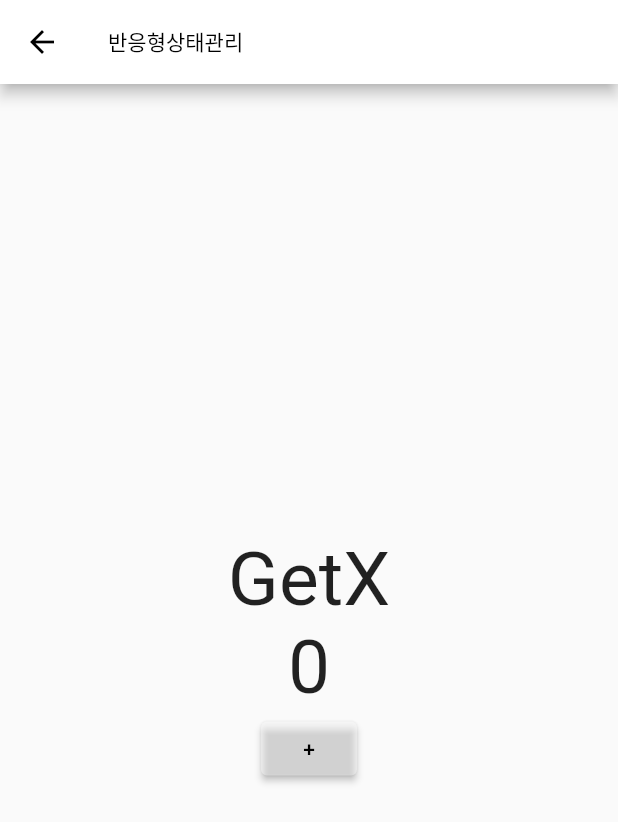
After one commit to hodu-angel/flutter, a Flutter app: the screen it shows after launch, after a tap on "반응형상태관리", on a phone screen of 412 x 824 dp. The commit adds this screen. Shown: the top 822 px of the screen. Run offline on Flutter 3.47's test engine with Material 2 defaults, Android fonts, the phone set to English and light mode, and no system bars; our stand-ins replace cached_network_image, carousel_slider, cloud_firestore, expandable_text, firebase_auth, firebase_core and 6 more; missing offline and left inert: photo_manager; accounts and stored records are empty.

Commit message:
reativeStateManage add

```diff
--- a/getx_example/lib/home.dart
+++ b/getx_example/lib/home.dart
@@ -1,6 +1,7 @@
 import 'package:flutter/material.dart';
 import 'package:get/get.dart';
 import 'package:getx_example/pages/normal/first.dart';
+import 'package:getx_example/pages/reactive_state_manage_page.dart';
 import 'package:getx_example/pages/simple_state_manage_page.dart';
 
 class Home extends StatelessWidget {
@@ -49,6 +50,12 @@
               },
               child: const Text('단순상태관리'),
             ),
+            ElevatedButton(
+              onPressed: () {
+                Get.to(const ReactiveStateManagePage());
+              },
+              child: const Text('반응형상태관리'), //reactive방식
+            ),
           ],
         ),
       ),
--- /dev/null
+++ b/getx_example/lib/pages/controller/count_controller_with_reactive.dart
@@ -0,0 +1,11 @@
+import 'package:get/get.dart';
+
+//extends를 하지않고 하나하나의 stream을 넣는다.
+class CountControllerWithReactive{
+  //obs는 반응형으로 관리를 해준다는 것이다.
+  RxInt count = 0.obs;
+  //changeNotified나 update를 하지않아도 스스로가 바로 반응형상태관리가 된다.
+  void increase(){
+    count++;
+  }
+}
--- /dev/null
+++ b/getx_example/lib/pages/reactive_state_manage_page.dart
@@ -0,0 +1,39 @@
+import 'package:flutter/material.dart';
+import 'package:get/get.dart';
+import 'package:getx_example/pages/controller/count_controller_with_reactive.dart';
+
+class ReactiveStateManagePage extends StatelessWidget {
+  const ReactiveStateManagePage({Key? key}) : super(key: key);
+
+  @override
+  Widget build(BuildContext context) {
+    Get.put(CountControllerWithReactive());
+    return Scaffold(
+      appBar: AppBar(
+        title: const Text('반응형상태관리'),
+      ),
+      body: Center(
+        child: Column(
+          mainAxisAlignment: MainAxisAlignment.center,
+          children: [
+            const Text(
+              'GetX',
+              style: TextStyle(fontSize: 50),
+            ),
+            Obx(() =>
+                Text('${Get.find<CountControllerWithReactive>().count.value}',
+                    style: const TextStyle(
+                      fontSize: 50,
+                    ))),
+            ElevatedButton(
+              onPressed: () {
+                Get.find<CountControllerWithReactive>().increase();
+              },
+              child: const Text('+'),
+            ),
+          ],
+        ),
+      ),
+    );
+  }
+}
```
